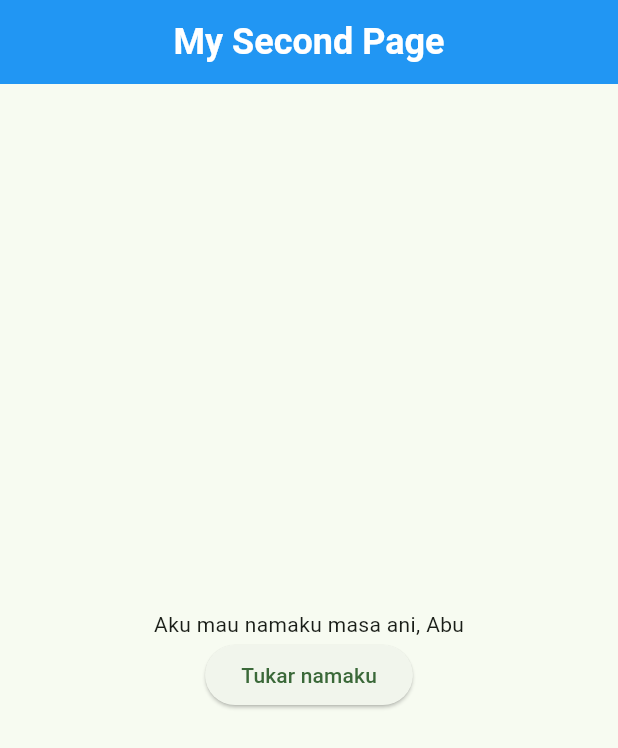
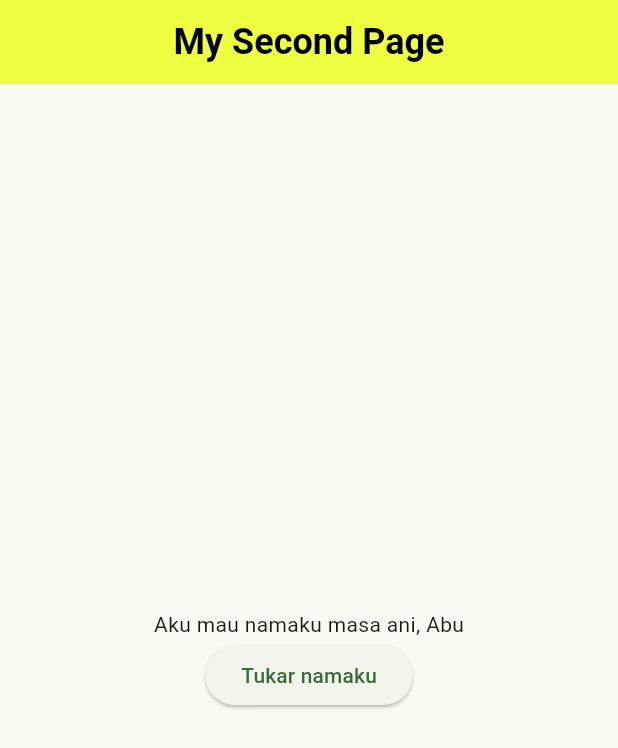
Before and after one commit to jailanihar/AD3307-MAD-DADT03, a Flutter app: the screen it shows after launch, on a phone screen of 412 x 824 dp. Shown: the top 748 px of the screen. Run offline on Flutter 3.47's test engine with Material 3 defaults, Android fonts, the phone set to English and light mode, and no system bars.

Commit message:
Code after week03 slot02

```diff
--- /dev/null
+++ b/week03/slot02/myfirstmobileapp/lib/components/my_scaffold.dart
@@ -0,0 +1,31 @@
+import 'package:flutter/material.dart';
+
+class MyScaffold extends StatelessWidget {
+  final String title;
+  final Widget body;
+
+  const MyScaffold({
+    super.key,
+    required this.title,
+    required this.body,
+  });
+
+  @override
+  Widget build(BuildContext context) {
+    return Scaffold(
+      appBar: AppBar(
+        title: Text(
+          title,
+          style: TextStyle(
+            color: Colors.black,
+            fontSize: 24,
+            fontWeight: FontWeight.bold,
+          ),
+        ),
+        centerTitle: true,
+        backgroundColor: Colors.limeAccent,
+      ),
+      body: body,
+    );
+  }
+}
--- a/week03/slot02/myfirstmobileapp/lib/main.dart
+++ b/week03/slot02/myfirstmobileapp/lib/main.dart
@@ -1,6 +1,7 @@
-import 'dart:math';
-
 import 'package:flutter/material.dart';
+import 'package:myfirstmobileapp/pages/my_first_page.dart';
+import 'package:myfirstmobileapp/pages/my_second_page.dart';
+import 'package:myfirstmobileapp/pages/my_third_page.dart';
 
 void main() {
   runApp(const MyApp());
@@ -20,96 +21,7 @@ class MyApp extends StatelessWidget {
       // home: const MyHomePage(title: 'Flutter Demo Home Page Jailani'),
       // home: const MyFirstPage(),
       home: const MySecondPage(),
-    );
-  }
-}
-
-class MyFirstPage extends StatelessWidget {
-  const MyFirstPage({super.key});
-
-  @override
-  Widget build(BuildContext context) {
-    return Scaffold(
-      appBar: AppBar(
-        title: const Text(
-          'My First Page',
-          style: TextStyle(
-            color: Colors.white,
-            fontSize: 24,
-            fontWeight: FontWeight.bold,
-          ),
-        ),
-        centerTitle: true,
-        backgroundColor: Colors.blue,
-      ),
-      body: Column(
-        children: [
-          const Text('This is page body'),
-          ElevatedButton(
-            onPressed: () {},
-            child: const Text('Click Me'),
-          ),
-        ],
-      ),
-    );
-    // return Text(
-    //   'Hello, this is my first page!',
-    //   style: TextStyle(
-    //     color: Colors.cyan,
-    //     fontSize: 24,
-    //     fontWeight: FontWeight.bold,
-    //   ),
-    // );
-  }
-}
-
-class MySecondPage extends StatefulWidget {
-  const MySecondPage({super.key});
-
-  @override
-  State<MySecondPage> createState() => _MySecondPageState();
-}
-
-class _MySecondPageState extends State<MySecondPage> {
-  final List<String> names = [
-    'Abu', 'Bakar', 'Curi', 'Daging', 'Emak', 'Fatimah', 'Geli', 'Hati'
-  ];
-
-  int selectedNameIndex = 0;
-
-  @override
-  Widget build(BuildContext context) {
-    return Scaffold(
-      appBar: AppBar(
-        title: const Text(
-          'My Second Page',
-          style: TextStyle(
-            color: Colors.white,
-            fontSize: 24,
-            fontWeight: FontWeight.bold,
-          ),
-        ),
-        centerTitle: true,
-        backgroundColor: Colors.blue,
-      ),
-      body: Center(
-        child: Column(
-          mainAxisAlignment: MainAxisAlignment.center,
-          children: [
-            Text(
-              'Aku mau namaku masa ani, ${names[selectedNameIndex]}'
-            ),
-            ElevatedButton(
-              onPressed: () {
-                setState(() {
-                  selectedNameIndex = Random().nextInt(names.length);
-                });
-              },
-              child: const Text('Tukar namaku'),
-            ),
-          ],
-        ),
-      ),
+      // home: const MyThirdPage(),
     );
   }
 }
--- /dev/null
+++ b/week03/slot02/myfirstmobileapp/lib/pages/my_second_page.dart
@@ -0,0 +1,43 @@
+import 'dart:math';
+import 'package:flutter/material.dart';
+import 'package:myfirstmobileapp/components/my_scaffold.dart';
+
+class MySecondPage extends StatefulWidget {
+  const MySecondPage({super.key});
+
+  @override
+  State<MySecondPage> createState() => _MySecondPageState();
+}
+
+class _MySecondPageState extends State<MySecondPage> {
+  final List<String> names = [
+    'Abu', 'Bakar', 'Curi', 'Daging', 'Emak', 'Fatimah', 'Geli', 'Hati'
+  ];
+
+  int selectedNameIndex = 0;
+
+  @override
+  Widget build(BuildContext context) {
+    return MyScaffold(
+      title: 'My Second Page',
+      body: Center(
+        child: Column(
+          mainAxisAlignment: MainAxisAlignment.center,
+          children: [
+            Text(
+              'Aku mau namaku masa ani, ${names[selectedNameIndex]}'
+            ),
+            ElevatedButton(
+              onPressed: () {
+                setState(() {
+                  selectedNameIndex = Random().nextInt(names.length);
+                });
+              },
+              child: const Text('Tukar namaku'),
+            ),
+          ],
+        ),
+      ),
+    );
+  }
+}
```
Also changed, not shown: week03/slot02/myfirstmobileapp/lib/pages/my_first_page.dart (added, +30 -0 lines), week03/slot02/myfirstmobileapp/lib/pages/my_third_page.dart (added, +14 -0 lines).
